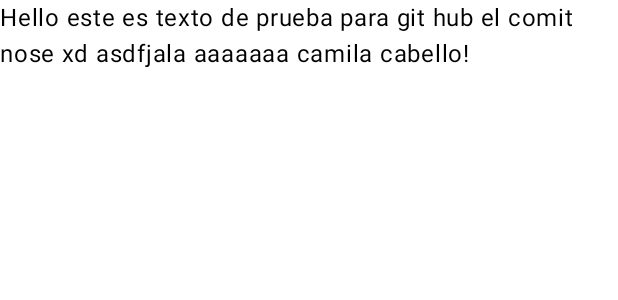
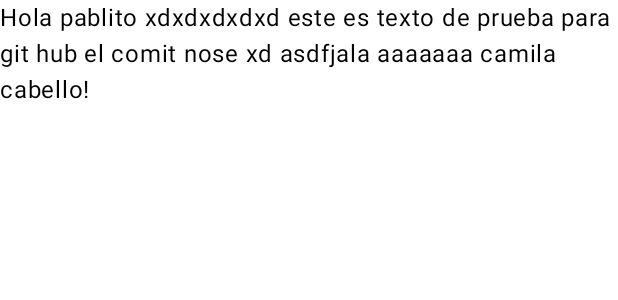
Before and after one commit to dojacalf/mascotaap, an Android app built with Jetpack Compose: the @Preview function GreetingPreview, on a phone screen of 412 x 824 dp. Shown: the top 300 px of the screen. Run offline under Robolectric (Android 15) with nearby library versions, the phone set to English and light mode, and no system bars.

Commit message:
cambio daniel 1

```diff
--- a/app/src/main/java/com/example/app_2/MainActivity.kt
+++ b/app/src/main/java/com/example/app_2/MainActivity.kt
@@ -33,7 +33,7 @@
 @Composable
 fun Greeting(name: String, modifier: Modifier = Modifier) {
     Text(
-        text = "Hello $name!",
+        text = "Hola pablito xdxdxdxdxd $name!",
         modifier = modifier
     )
 }
```
Also changed, not shown: app/src/main/java/com/example/app_2/Box/Boxnc.kt (deleted, +0 -25 lines).
